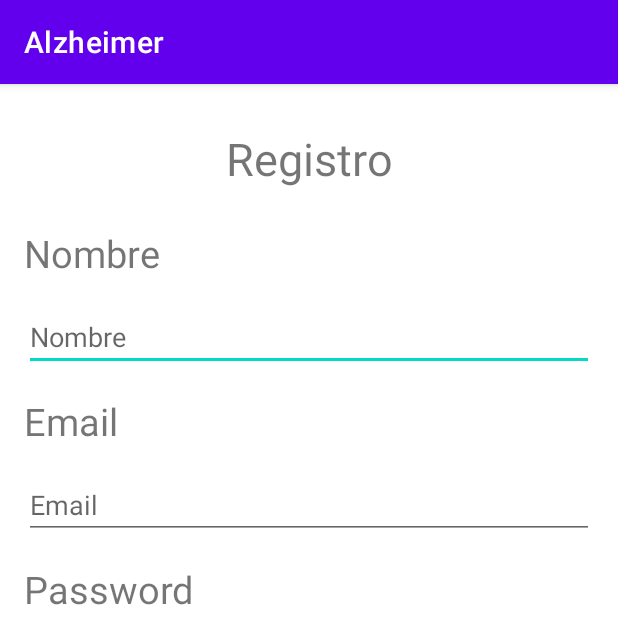
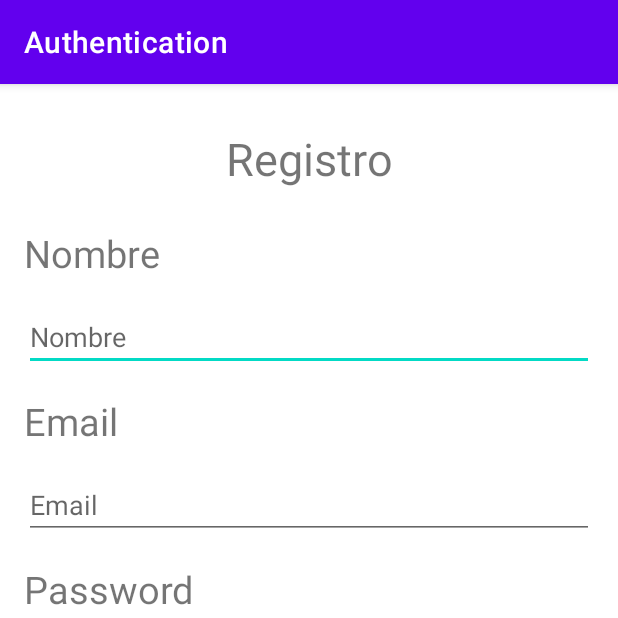
Before and after one commit to CarlosAlbertoLS/Alzheimer-Android, an Android app: the CreateAccount screen opened directly, with no data from a screen before it, on a phone screen of 412 x 824 dp, the top half of it. Run offline under Robolectric (Android 15) with nearby library versions, the phone set to English and light mode, and no system bars; our stand-ins replace Firebase (no records; nobody signed in at launch, a user with empty details on screens opened directly).

Commit message:
Se crea la conexion con fire base y se modulariza el trabajo usando MVVM

```diff
--- a/app/build.gradle
+++ b/app/build.gradle
@@ -32,6 +32,9 @@ android {
     viewBinding {
         enabled = true
     }
+    buildFeatures {
+        viewBinding true
+    }
 }
 
 dependencies {
@@ -40,6 +43,8 @@ dependencies {
     implementation 'androidx.appcompat:appcompat:1.4.1'
     implementation 'com.google.android.material:material:1.5.0'
     implementation 'androidx.constraintlayout:constraintlayout:2.1.3'
+    implementation 'androidx.navigation:navigation-fragment-ktx:2.4.1'
+    implementation 'androidx.navigation:navigation-ui-ktx:2.4.1'
     testImplementation 'junit:junit:4.13.2'
     androidTestImplementation 'androidx.test.ext:junit:1.1.3'
     androidTestImplementation 'androidx.test.espresso:espresso-core:3.4.0'
--- a/app/src/main/java/com/example/alzheimer/CreateAccount.kt
+++ /dev/null
@@ -1,14 +0,0 @@
-package com.example.alzheimer
-
-import androidx.appcompat.app.AppCompatActivity
-import android.os.Bundle
-import com.example.alzheimer.databinding.ActivityCreateAccountBinding
-
-class CreateAccount : AppCompatActivity() {
-    private lateinit var binding: ActivityCreateAccountBinding
-    override fun onCreate(savedInstanceState: Bundle?) {
-        super.onCreate(savedInstanceState)
-        binding = ActivityCreateAccountBinding.inflate(layoutInflater)
-        setContentView(binding.root)
-    }
-}
--- /dev/null
+++ b/app/src/main/java/com/example/alzheimer/model/CreateAccount.kt
@@ -0,0 +1,33 @@
+package com.example.alzheimer.model
+
+import android.content.Intent
+import androidx.appcompat.app.AppCompatActivity
+import android.os.Bundle
+import com.example.alzheimer.view.HomeActivity
+import com.example.alzheimer.databinding.ActivityCreateAccountBinding
+import com.example.alzheimer.model.firebase.AuthFirebase
+
+class CreateAccount : AppCompatActivity() {
+    private lateinit var binding: ActivityCreateAccountBinding
+    val authfirebase = AuthFirebase()
+    override fun onCreate(savedInstanceState: Bundle?) {
+        super.onCreate(savedInstanceState)
+        binding = ActivityCreateAccountBinding.inflate(layoutInflater)
+        setContentView(binding.root)
+
+        createAccount()
+    }
+
+    private fun createAccount() {
+        val email = binding.email.text
+        val password = binding.password.text
+        title = "Authentication"
+        binding.btnRegistro.setOnClickListener {
+            if (email.isNotEmpty() && password.isNotEmpty()) {
+                authfirebase.getDataUser(email.toString(), password.toString())
+                val homeIntent = Intent(this, HomeActivity::class.java)
+                startActivity(homeIntent)
+            }
+        }
+    }
+}
--- a/app/src/main/res/layout/activity_create_account.xml
+++ b/app/src/main/res/layout/activity_create_account.xml
@@ -4,7 +4,7 @@
     xmlns:tools="http://schemas.android.com/tools"
     android:layout_width="match_parent"
     android:layout_height="match_parent"
-    tools:context=".CreateAccount">
+    tools:context=".model.CreateAccount">
 
     <LinearLayout
         android:layout_width="match_parent"
--- a/app/src/main/res/layout/activity_main.xml
+++ b/app/src/main/res/layout/activity_main.xml
@@ -4,7 +4,7 @@
     xmlns:tools="http://schemas.android.com/tools"
     android:layout_width="match_parent"
     android:layout_height="match_parent"
-    tools:context=".MainActivity">
+    tools:context=".view.MainActivity">
 
     <LinearLayout
         android:id="@+id/linearLayout"
--- /dev/null
+++ b/app/src/main/res/values-land/dimens.xml
@@ -0,0 +1,3 @@
+<resources>
+    <dimen name="fab_margin">48dp</dimen>
+</resources>
--- /dev/null
+++ b/app/src/main/res/values-w1240dp/dimens.xml
@@ -0,0 +1,3 @@
+<resources>
+    <dimen name="fab_margin">200dp</dimen>
+</resources>
--- /dev/null
+++ b/app/src/main/res/values-w600dp/dimens.xml
@@ -0,0 +1,3 @@
+<resources>
+    <dimen name="fab_margin">48dp</dimen>
+</resources>
--- /dev/null
+++ b/app/src/main/res/values/dimens.xml
@@ -0,0 +1,3 @@
+<resources>
+    <dimen name="fab_margin">16dp</dimen>
+</resources>
--- a/app/src/main/res/values/themes.xml
+++ b/app/src/main/res/values/themes.xml
@@ -13,4 +13,13 @@
         <item name="android:statusBarColor" tools:targetApi="l">?attr/colorPrimaryVariant</item>
         <!-- Customize your theme here. -->
     </style>
+
+    <style name="Theme.Alzheimer.NoActionBar">
+        <item name="windowActionBar">false</item>
+        <item name="windowNoTitle">true</item>
+    </style>
+
+    <style name="Theme.Alzheimer.AppBarOverlay" parent="ThemeOverlay.AppCompat.Dark.ActionBar" />
+
+    <style name="Theme.Alzheimer.PopupOverlay" parent="ThemeOverlay.AppCompat.Light" />
 </resources>
```
Also changed, not shown: app/src/main/AndroidManifest.xml (+7 -2 lines), app/src/main/java/com/example/alzheimer/model/firebase/AuthFirebase.kt (added, +34 -0 lines), app/src/main/java/com/example/alzheimer/view/HomeActivity.kt (added, +12 -0 lines), app/src/main/java/com/example/alzheimer/view/MainActivity.kt (renamed from app/src/main/java/com/example/alzheimer/MainActivity.kt, +5 -6 lines), app/src/main/res/layout/activity_home.xml (added, +9 -0 lines), app/src/main/res/navigation/nav_graph.xml (added, +28 -0 lines), app/src/main/res/values/strings.xml (+8 -0 lines).
